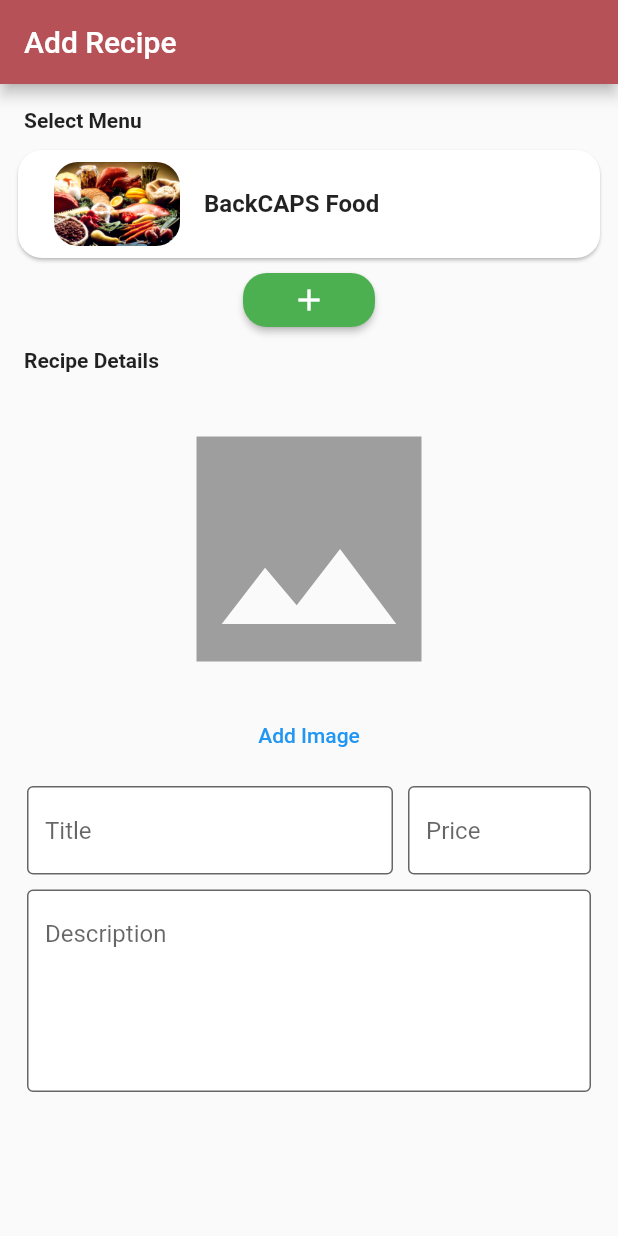
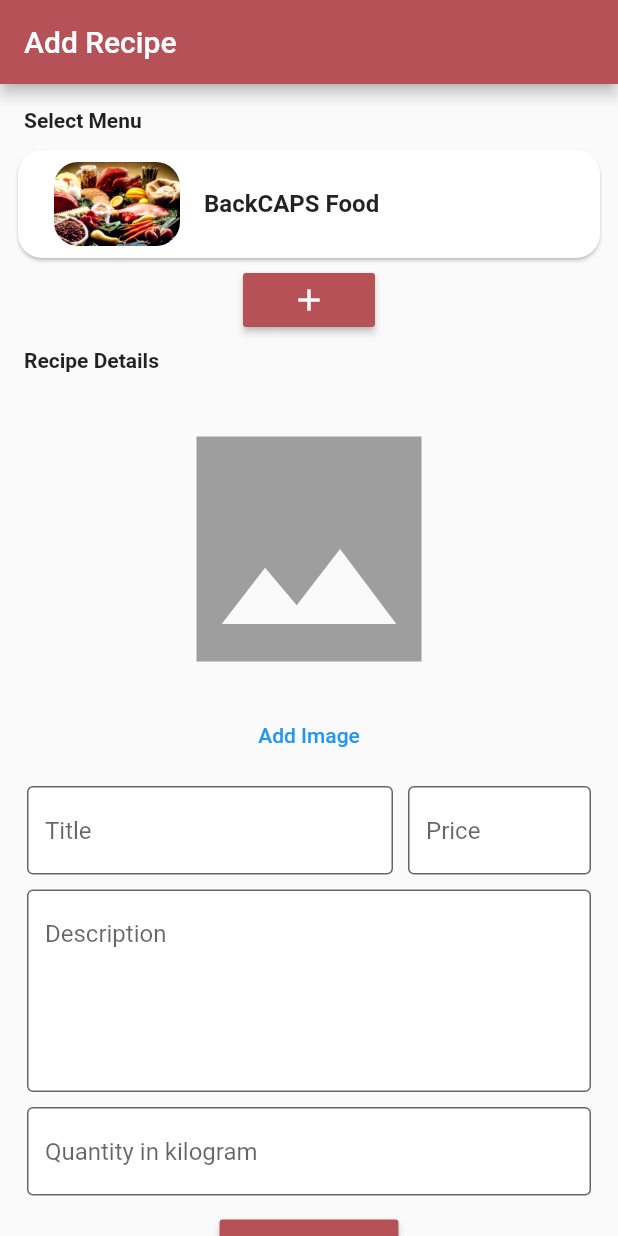
Before and after one commit to Zohaib1397/homenom, a Flutter app: the screen it shows after launch, on a phone screen of 412 x 824 dp. Run offline on Flutter 3.47's test engine with Material 2 defaults, Android fonts, the phone set to English and light mode, and no system bars; our stand-ins replace cloud_firestore, firebase_auth, firebase_core, geolocator, google_maps_flutter, permission_handler and 1 more; missing offline and left inert: geocode; accounts and stored records are empty.

Commit message:
recipe screen

```diff
--- a/lib/screens/add_recipe_screen.dart
+++ b/lib/screens/add_recipe_screen.dart
@@ -1,5 +1,6 @@
 import 'package:flutter/material.dart';
 import 'package:homenom/constants/constants.dart';
+import 'package:homenom/services/TextFieldHandler.dart';
 
 class AddRecipeScreen extends StatefulWidget {
   const AddRecipeScreen({super.key});
@@ -11,6 +12,12 @@ class AddRecipeScreen extends StatefulWidget {
 }
 
 class _AddRecipeScreenState extends State<AddRecipeScreen> {
+  late AssetImage recipeImage;
+  TextFieldHandler recipeTitle = TextFieldHandler();
+  TextFieldHandler recipePrice = TextFieldHandler();
+  TextFieldHandler recipeDescription = TextFieldHandler();
+  TextFieldHandler recipeQuantity = TextFieldHandler();
+
   @override
   Widget build(BuildContext context) {
     return Scaffold(
@@ -24,9 +31,9 @@ class _AddRecipeScreenState extends State<AddRecipeScreen> {
           child: Column(
             crossAxisAlignment: CrossAxisAlignment.start,
             children: [
-              Padding(
-                padding: const EdgeInsets.all(8.0),
-                child: const Text(
+              const Padding(
+                padding: EdgeInsets.all(8.0),
+                child: Text(
                   "Select Menu",
                   style: TextStyle(fontWeight: FontWeight.bold),
                 ),
@@ -53,9 +60,7 @@ class _AddRecipeScreenState extends State<AddRecipeScreen> {
                     ),
                   ),
                   MaterialButton(
-                    color: Colors.green,
-                    shape: RoundedRectangleBorder(
-                        borderRadius: BorderRadius.circular(16)),
+                    color: kAppBackgroundColor,
                     onPressed: () {},
                     child: Icon(
                       Icons.add,
@@ -78,58 +83,52 @@ class _AddRecipeScreenState extends State<AddRecipeScreen> {
                     Container(
                       child: Column(
                         children: [
-                          Icon(Icons.image_sharp, color: Colors.grey, size: 200,),
-                          TextButton(onPressed: (){}, child: const Text("Add Image")),
+                          Icon(
+                            Icons.image_sharp,
+                            color: Colors.grey,
+                            size: 200,
+                          ),
+                          TextButton(
+                              onPressed: () {}, child: const Text("Add Image")),
                         ],
                       ),
                     ),
-                    const SizedBox(height: 10,),
+                    const SizedBox(
+                      height: 10,
+                    ),
                     Row(
                       children: [
                         Expanded(
                           flex: 2,
-                          child: TextField(
-                            decoration: kInputFieldDecoration.copyWith(
-                              hintText: "Title",
-                              border: OutlineInputBorder(
-                                borderSide: BorderSide(
-                                  width: 1
-                                )
-                              ),
-                            ),
-                          ),
+                          child: buildTextField("Title", recipeTitle),
                         ),
                         const SizedBox(
                           width: 10,
                         ),
                         Expanded(
                           flex: 1,
-                          child: TextField(
-                            decoration: kInputFieldDecoration.copyWith(
-                              hintText: "Price",
-                              border: const OutlineInputBorder(
-                                borderSide: BorderSide(
-                                  width: 1
-                                ),
-                              ),
-                            ),
-                          ),
+                          child: buildTextField("Price", recipePrice)
                         ),
                       ],
                     ),
-                    const SizedBox(height: 10,),
-                    TextField(
-                      keyboardType: TextInputType.number,
-                      maxLines: 5,
-                      decoration: kInputFieldDecoration.copyWith(
-                        hintText: "Description",
-                        border: const OutlineInputBorder(
-                          borderSide: BorderSide(
-                            width: 1
-                          ),
-                        ),
+                    const SizedBox(
+                      height: 10,
+                    ),
+                    buildTextField("Description", recipeDescription, maxLines: 5, inputType: TextInputType.number),
+                    const SizedBox(
+                      height: 10,
+                    ),
+                    buildTextField("Quantity in kilogram", recipeQuantity, inputType: TextInputType.number),
+                    const SizedBox(height: 10),
+                    MaterialButton(
+                      color: kAppBackgroundColor,
+                      textColor: Colors.white,
+                      onPressed: () {},
+                      child: const Text(
+                        "Create Recipe",
                       ),
                     ),
+                    const SizedBox(height: 20),
                   ],
                 ),
               ),
@@ -139,4 +138,16 @@ class _AddRecipeScreenState extends State<AddRecipeScreen> {
       ),
     );
   }
+
+  TextField buildTextField(String hint, TextFieldHandler handler, {int maxLines = 1, TextInputType inputType = TextInputType.name }) {
+    return TextField(
+      controller: handler.controller,
+      maxLines: maxLines,
+      keyboardType: inputType,
+      decoration: kInputFieldDecoration.copyWith(
+        hintText: hint,
+        border: const OutlineInputBorder(borderSide: BorderSide(width: 1)),
+      ),
+    );
+  }
 }
--- a/lib/screens/login_screen.dart
+++ b/lib/screens/login_screen.dart
@@ -7,7 +7,6 @@ import 'package:homenom/screens/authentication_status.dart';
 import 'package:homenom/screens/signup_screen.dart';
 
 import '../services/TextFieldHandler.dart';
-import '../structure/Role.dart';
 import 'ForgetPasswordScreen.dart';
 
 class LoginScreen extends StatefulWidget {
```
